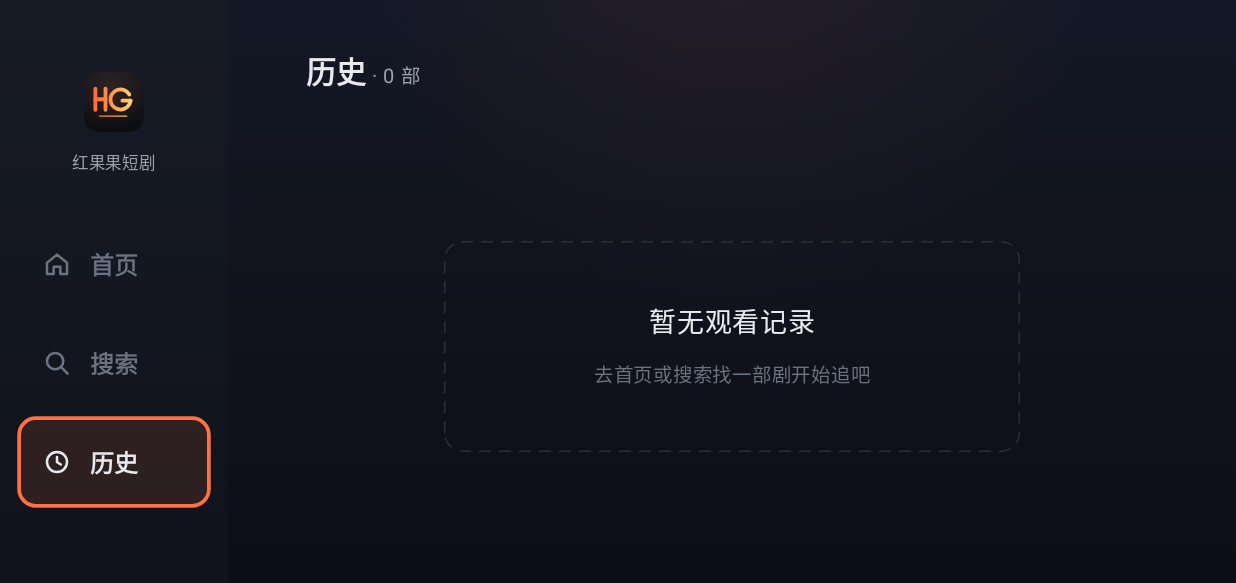
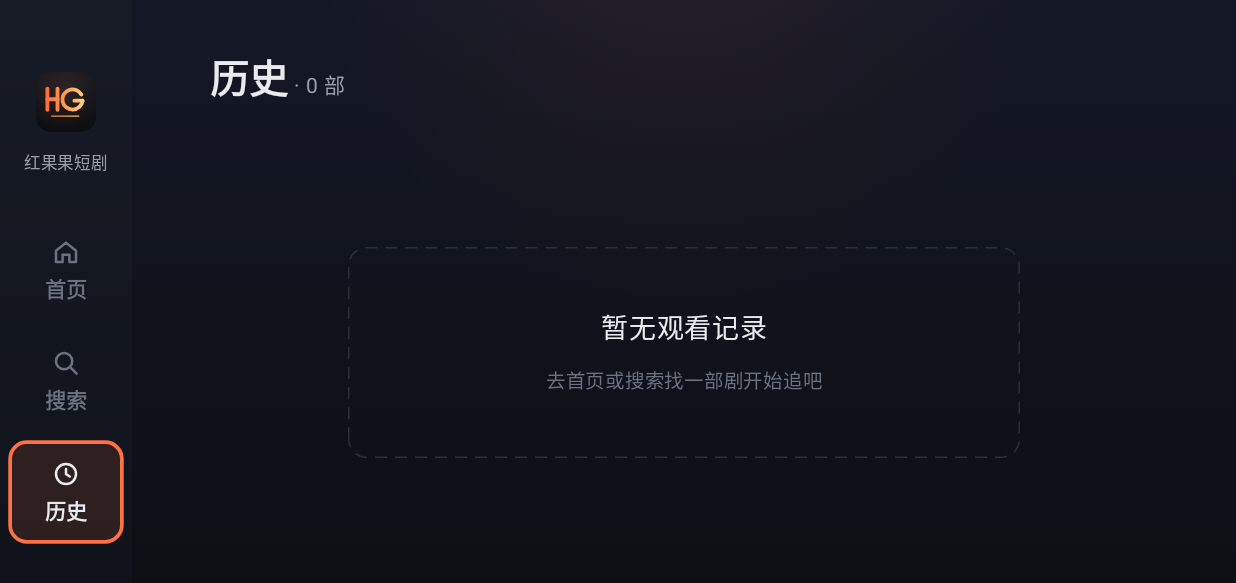
Before and after one commit to Atoony/HongggTV, an Android app built with Jetpack Compose: the screen it shows after launch (MainActivity), after a tap on "历史", on a phone screen of 824 x 412 dp (held sideways). Shown: the top 583 px of the screen. Run offline under Robolectric (Android 15) with nearby library versions, the phone set to English and light mode, and no system bars; pictures from the network do not load; 2 statements that could not run were skipped; 2 other taps on this screen came first.

Commit message:
v2.1 三项 UI 调优：侧栏 152→88dp 竖排（Q1-B）+ 分区标题 26sp/700·行距 44dp HIG 拉档（Q2-B）+ 海报行余量 14dp 修选卡抖动（Q3-A）
- 侧栏竖排图标+文字（Google TV 同款），内容区让位 64dp
- 分区标题层级三件套：字号差两档 + 700 字重 + 分区间距 44dp（苹果 HIG 口径）
- 抖动根因（帧级二分实锤）：1.07x 聚焦缩放期间 bringIntoView 拿含缩放 bounds
  对齐视口，LazyRow contentPadding 10dp < 溢出 ~10dp → 扯动外层 LazyColumn 微滚
  ±2px；余量 14dp 吸收溢出后八帧验证冻结
- DESIGN.md §4/§5 v2.1 令牌随迁；focus-loop 侧栏阈值 264→176px
- 228 测试绿 + focus-loop ALL GREEN + 视觉终判（tvOS 式层级感确认）

```diff
--- a/app/src/main/kotlin/com/hgtv/app/ui/AppRoot.kt
+++ b/app/src/main/kotlin/com/hgtv/app/ui/AppRoot.kt
@@ -317,10 +317,10 @@ fun AppRoot() {
 private fun Sidebar(selected: NavDest, onSelect: (NavDest) -> Unit) {
     Column(
         Modifier
-            .width(152.dp) // DESIGN §5 v2：132→152
+            .width(88.dp) // DESIGN §5 v2.1：152→88 竖排图标+文字（2026-11-15 拍板：内容区让位 64dp）
             .fillMaxHeight()
             .sideBackground()
-            .padding(horizontal = 14.dp, vertical = 48.dp),
+            .padding(horizontal = 8.dp, vertical = 48.dp),
     ) {
         // 品牌壳顶（DESIGN §6 v2 Q4-A）：logo 瓦片 40dp（深炭渐变+珊瑚辉光+HG 字标）+ 应用名
         Column(
@@ -383,7 +383,8 @@ private fun LogoTile() {
 /** 侧栏项不挂 focusProperties{right} 跳转目标：默认方向搜索找几何最近的可见可交互组件，
  *  且不经过 FocusRequester——自定义目标一旦悬空（页面数据未就绪/结果态键盘卸载），
  *  焦点搜索在框架内解析悬空 requester 直接 IllegalStateException 闪退（2026-11-07 实测）。
- *  v2 选中态（Q4-A）：primarySoft 填充 + 2.5dp 描边 + 图标文字点亮，v1 左侧 3dp 竖条退役。 */
+ *  v2 选中态（Q4-A）：primarySoft 填充 + 2.5dp 描边 + 图标文字点亮，v1 左侧 3dp 竖条退役。
+ *  v2.1 竖排（2026-11-15 拍板）：图标上文字下（Google TV 同款），导航词均两字可窄排。 */
 @Composable
 private fun SidebarItem(
     dest: NavDest,
@@ -400,17 +401,16 @@ private fun SidebarItem(
     }
     val lit = focused || selected
 
-    Row(
+    Column(
         Modifier
             .fillMaxWidth()
-            .height(56.dp)
+            .height(64.dp)
             .focusGlow(focused, shape = shape, showBorder = lit)
             .clip(shape)
             .background(if (selected) PrimarySoft else Color.Transparent, shape)
-            .clickable(interactionSource = interaction, indication = null, onClick = onClick)
-            .padding(horizontal = 14.dp),
-        verticalAlignment = Alignment.CenterVertically,
-        horizontalArrangement = Arrangement.spacedBy(12.dp),
+            .clickable(interactionSource = interaction, indication = null, onClick = onClick),
+        horizontalAlignment = Alignment.CenterHorizontally,
+        verticalArrangement = Arrangement.spacedBy(4.dp, Alignment.CenterVertically),
     ) {
         Icon(
             painter = painterResource(icon),
@@ -421,7 +421,7 @@ private fun SidebarItem(
         Text(
             text = dest.label,
             style = TextStyle(
-                fontSize = 16.sp,
+                fontSize = 14.sp,
                 fontWeight = FontWeight.SemiBold,
             ),
             color = if (lit) OnBg else Dim,
@@ -457,21 +457,22 @@ fun PageTitle(text: String) {
     )
 }
 
-/** 分区标题（DESIGN §4 v2，Q6-C 纯排版）：20sp/600 无饰件 + 计数后缀
- *  （13sp onBgVariant 基线对齐，文案"· N 部/条"）。 */
+/** 分区标题（DESIGN §4 v2.1 苹果 HIG 层级，2026-11-15 拍板 Q2-B）：26sp/700 无饰件
+ *  + 计数后缀（14sp onBgVariant 基线对齐，文案"· N 部/条"）——层级感=字号差两档
+ *  （卡片标题 13sp）+ 700 字重 + 分区间距 44dp 三件套，与正文拉开扫视层级。 */
 @Composable
 fun SectionHeader(text: String, count: String? = null, modifier: Modifier = Modifier) {
     Row(modifier) {
         Text(
             text,
-            style = TextStyle(fontSize = 20.sp, fontWeight = FontWeight.SemiBold),
+            style = TextStyle(fontSize = 26.sp, fontWeight = FontWeight.Bold),
             color = OnBg,
             modifier = Modifier.alignByBaseline(),
         )
         if (count != null) {
             Text(
                 "· $count",
-                fontSize = 13.sp,
+                fontSize = 14.sp,
                 color = OnBgVariant,
                 modifier = Modifier.alignByBaseline().padding(start = 4.dp),
             )
--- a/app/src/main/kotlin/com/hgtv/app/ui/pages/HomePage.kt
+++ b/app/src/main/kotlin/com/hgtv/app/ui/pages/HomePage.kt
@@ -145,7 +145,7 @@ fun HomePage(
             // 预览阶段全按键可见（不消费放行）：用户一动手就不再自动 claim 焦点
             .onPreviewKeyEvent { userTouched.value = true; false }
             .padding(horizontal = 48.dp, vertical = 32.dp),
-        verticalArrangement = Arrangement.spacedBy(28.dp),
+        verticalArrangement = Arrangement.spacedBy(44.dp), // DESIGN §4 v2.1：分区呼吸感（苹果 HIG 层级三件套之一）
         contentPadding = PaddingValues(bottom = 24.dp),
     ) {
         // ---- item0：hero。key 恒定、内容三态原位换装（骨架→hero→失败塌陷），绝不移除重插：
@@ -198,11 +198,13 @@ fun HomePage(
                 } else {
                     // 列表懒加载预取（SPEC §8）：焦点落到第 i 张卡时预热其后 ahead 张（低端 2 / 常规 4）
                     val resumePrefetch = rememberRowPrefetch(history.map { it.cover })
-                    // contentPadding 预留焦点放大溢出区（方案 A）：1.07x 海报卡上下溢 ~9dp/左右 ~5dp，
-                    // 留在 LazyRow bounds 内不被 clipToBounds 裁；start 6dp 同时让首卡聚焦左缘完整
+                    // contentPadding 预留焦点放大溢出区：1.07x 海报卡上下溢 ~10dp，余量 14dp 覆盖
+                    // 溢出+2dp；余量不足时 bringIntoView 拿"含缩放的 bounds"对齐视口会扯动外层
+                    // LazyColumn 垂直微滚 ±2px 再回位＝上方行抖动（2026-11-15 帧级二分实锤）；
+                    // start 6dp 同时让首卡聚焦左缘完整
                     LazyRow(
                         horizontalArrangement = Arrangement.spacedBy(16.dp),
-                        contentPadding = PaddingValues(start = 6.dp, end = 6.dp, top = 10.dp, bottom = 10.dp),
+                        contentPadding = PaddingValues(start = 6.dp, end = 6.dp, top = 14.dp, bottom = 14.dp),
                     ) {
                         itemsIndexed(history, key = { _, it -> it.seriesId }) { index, entry ->
                             PosterCard(
@@ -236,7 +238,8 @@ fun HomePage(
                     val rankPrefetch = rememberRowPrefetch(rankList.map { it.cover })
                     LazyRow(
                         horizontalArrangement = Arrangement.spacedBy(16.dp),
-                        contentPadding = PaddingValues(start = 6.dp, end = 6.dp, top = 10.dp, bottom = 10.dp),
+                        // 同继续观看行：14dp 余量吸收放大溢出，杜绝 bringIntoView 扯动 LazyColumn（上方行抖动）
+                        contentPadding = PaddingValues(start = 6.dp, end = 6.dp, top = 14.dp, bottom = 14.dp),
                     ) {
                         itemsIndexed(rankList, key = { _, it -> "rank-" + it.seriesId }) { index, item ->
                             PosterCard(
```
Also changed, not shown: 1 other file.
